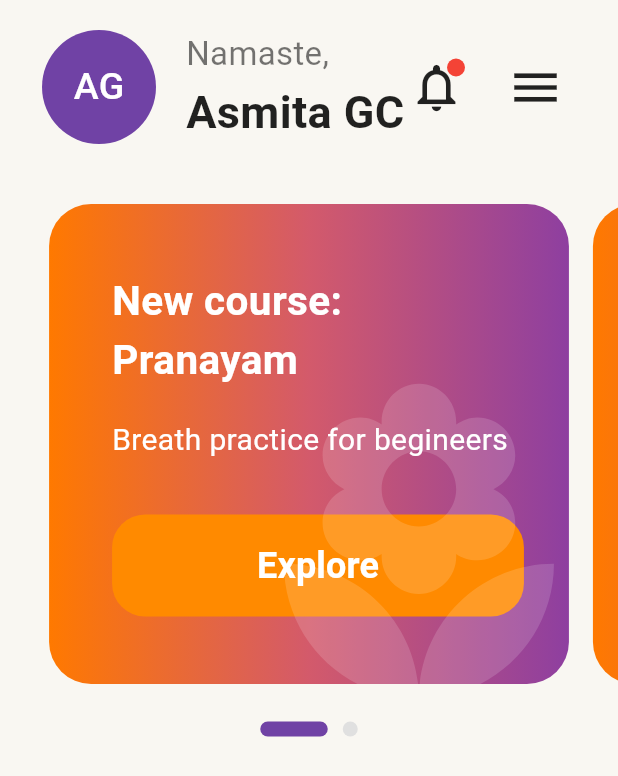
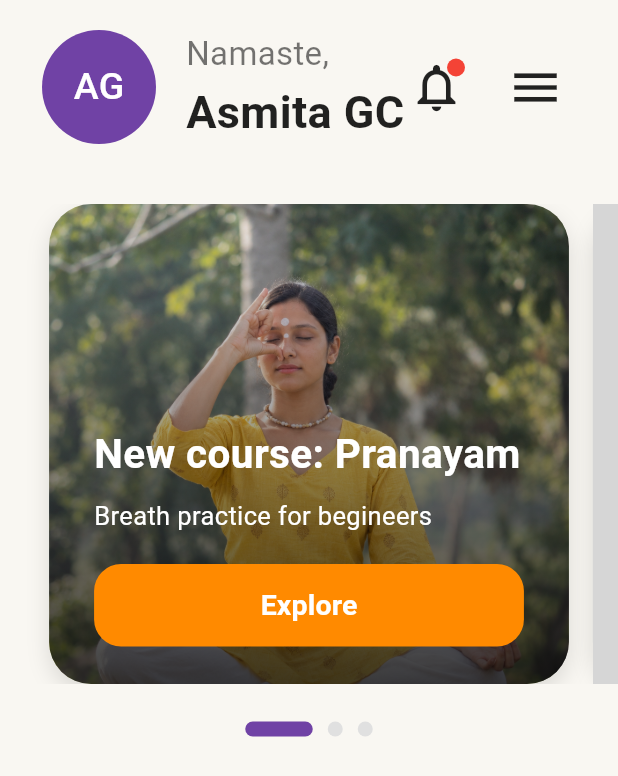
Before and after one commit to Asmitagc/Himalayan-Siddha-Mahayog, a Flutter app: the screen it shows after launch, after a tap on "Explore", on a phone screen of 412 x 824 dp. Shown: the top 776 px of the screen. Run offline on Flutter 3.47's test engine with Material 3 defaults, Android fonts, the phone set to English and light mode, and no system bars; drawn by our look-alikes of video_player; grey boxes are pictures that could not be loaded.

Commit message:
image, video in slider

```diff
--- a/lib/controllers/home_controller.dart
+++ b/lib/controllers/home_controller.dart
@@ -17,12 +17,22 @@ class HomeController extends ChangeNotifier {
       id: 'course_01',
       title: 'New course: Pranayam',
       subtitle: 'Breath practice for begineers',
+      mediaPath: 'assets/images/pranayam.png',
+    ),
+
+    CourseModel(
+      id: 'video_01',
+      title: 'Himalayan Siddha Mahayog',
+      subtitle: 'Watch our introduction',
+      mediaPath: 'assets/videos/pkras.mp4',
+      isVideo: true,
     ),
 
     CourseModel(
       id: 'course_02',
       title: 'Meditation',
       subtitle: 'Discover your inner silence',
+      mediaPath: 'assets/images/pranayam.png',
     ),
   ];
   List<CourseModel> get courses => List.unmodifiable(_courses);
--- a/lib/models/course_model.dart
+++ b/lib/models/course_model.dart
@@ -2,10 +2,14 @@ class CourseModel {
   final String id;
   final String title;
   final String subtitle;
+  final String? mediaPath;
+  final bool isVideo;
 
   CourseModel({
     required this.id,
     required this.title,
     required this.subtitle,
+    this.mediaPath,
+    this.isVideo = false,
   });
 }
--- a/lib/views/home_view.dart
+++ b/lib/views/home_view.dart
@@ -5,50 +5,36 @@ import '../widgets/course_card.dart';
 import '../widgets/page_indicator.dart';
 
 class HomeView extends StatefulWidget {
-
-  const HomeView({
-    super.key,
-  });
+  const HomeView({super.key});
 
   @override
-  State<HomeView> createState() =>
-      _HomeViewState();
+  State<HomeView> createState() => _HomeViewState();
 }
-
 
 class _HomeViewState extends State<HomeView> {
   late final HomeController controller;
   late final PageController pageController;
 
-
   @override
   void initState() {
-
     super.initState();
 
     controller = HomeController();
 
-    pageController = PageController(
-      viewportFraction: 0.88,
-    );
+    pageController = PageController(viewportFraction: 0.88);
 
     controller.addListener(_onControllerChanged);
   }
 
   void _onControllerChanged() {
-
     if (mounted) {
       setState(() {});
     }
   }
 
-
   @override
   void dispose() {
-
-    controller.removeListener(
-      _onControllerChanged,
-    );
+    controller.removeListener(_onControllerChanged);
 
     controller.dispose();
 
@@ -57,24 +43,15 @@ class _HomeViewState extends State<HomeView> {
     super.dispose();
   }
 
-
   @override
   Widget build(BuildContext context) {
-
     return Scaffold(
-
-      backgroundColor:
-          const Color(0xFFF9F7F2),
+      backgroundColor: const Color(0xFFF9F7F2),
 
       body: SafeArea(
-
         child: Column(
           children: [
-
-            HomeHeader(
-              user: controller.user,
-            ),
-
+            HomeHeader(user: controller.user),
 
             const SizedBox(height: 20),
 
@@ -82,52 +59,36 @@ class _HomeViewState extends State<HomeView> {
               height: 320,
 
               child: PageView.builder(
-
                 controller: pageController,
 
-                itemCount:
-                    controller.courses.length,
+                itemCount: controller.courses.length,
 
                 onPageChanged: (index) {
-
-                  controller.changePage(
-                    index,
-                  );
+                  controller.changePage(index);
                 },
 
-                itemBuilder: (
-                  context,
-                  index,
-                ) {
-
-                  final course =
-                      controller.courses[index];
+                itemBuilder: (context, index) {
+                  final course = controller.courses[index];
 
                   return CourseCard(
-
                     course: course,
 
+                    isActive: controller.currentPage == index,
+
                     onExplore: () {
-
-                      controller.exploreCourse(
-                        course,
-                      );
+                      controller.exploreCourse(course);
                     },
                   );
                 },
               ),
             ),
 
-
             const SizedBox(height: 25),
 
             PageIndicator(
+              itemCount: controller.courses.length,
 
-              itemCount:
-                  controller.courses.length,
-
-              currentIndex:
-                  controller.currentPage,
+              currentIndex: controller.currentPage,
             ),
           ],
         ),
--- a/lib/widgets/course_card.dart
+++ b/lib/widgets/course_card.dart
@@ -1,67 +1,69 @@
 import 'package:flutter/material.dart';
+import 'package:video_player/video_player.dart';
 
 import '../models/course_model.dart';
 
 class CourseCard extends StatelessWidget {
-
   final CourseModel course;
-
   final VoidCallback onExplore;
+  final bool isActive;
 
   const CourseCard({
     super.key,
     required this.course,
     required this.onExplore,
+    required this.isActive,
   });
 
   @override
   Widget build(BuildContext context) {
+    return Container(
+      margin: const EdgeInsets.symmetric(horizontal: 8),
+      decoration: BoxDecoration(
+        borderRadius: BorderRadius.circular(28),
+        boxShadow: [
+          BoxShadow(
+            color: Colors.black.withOpacity(0.12),
+            blurRadius: 12,
+            offset: const Offset(0, 6),
+          ),
+        ],
+      ),
+      child: ClipRRect(
+        borderRadius: BorderRadius.circular(28),
+        child: Stack(
+          fit: StackFit.expand,
+          children: [
+            _buildMedia(),
 
-    return Container(
-
-      margin: const EdgeInsets.symmetric(
-        horizontal: 8,
+            Container(
+              decoration: BoxDecoration(
+                gradient: LinearGradient(
+                  begin: Alignment.topCenter,
+                  end: Alignment.bottomCenter,
+                  colors: [
+                    Colors.black.withOpacity(0.05),
+                    Colors.black.withOpacity(0.75),
+                  ],
                 ),
-
-      decoration: BoxDecoration(
-
-        borderRadius: BorderRadius.circular(28),
-
-        gradient: const LinearGradient(
-
-          colors: [
-            Color(0xFFFF7900),
-            Color(0xFFD35A6B),
-            Color(0xFF8E3FA0),
-          ],
-
-          begin: Alignment.centerLeft,
-          end: Alignment.centerRight,
               ),
             ),
 
-      child: Stack(
-        children: [
-
-
             Padding(
               padding: const EdgeInsets.only(
-              left: 42,
-              top: 45,
+                left: 30,
                 right: 30,
+                top: 30,
+                bottom: 25,
               ),
-
               child: Column(
-              crossAxisAlignment:
-                  CrossAxisAlignment.start,
-
+                crossAxisAlignment: CrossAxisAlignment.start,
+                mainAxisAlignment: MainAxisAlignment.end,
                 children: [
                   Text(
                     course.title,
-
                     maxLines: 2,
                     overflow: TextOverflow.ellipsis,
-
                     style: const TextStyle(
                       color: Colors.white,
                       fontSize: 27,
@@ -69,52 +71,34 @@ class CourseCard extends StatelessWidget {
                     ),
                   ),
 
-                const SizedBox(height: 20),
+                  const SizedBox(height: 10),
 
                   Text(
                     course.subtitle,
-
                     maxLines: 2,
                     overflow: TextOverflow.ellipsis,
+                    style: const TextStyle(color: Colors.white, fontSize: 17),
+                  ),
 
-                  style: const TextStyle(
-                    color: Colors.white,
-                    fontSize: 20,
+                  const SizedBox(height: 20),
+
+                  SizedBox(
+                    width: double.infinity,
+                    height: 55,
+                    child: ElevatedButton(
+                      onPressed: onExplore,
+                      style: ElevatedButton.styleFrom(
+                        backgroundColor: const Color(0xFFFF8A00),
+                        foregroundColor: Colors.white,
+                        elevation: 0,
+                        shape: RoundedRectangleBorder(
+                          borderRadius: BorderRadius.circular(18),
                         ),
                       ),
-
-                const SizedBox(height: 35),
-
-
-                SizedBox(
-                  width: 300,
-                  height: 68,
-
-                  child: ElevatedButton(
-
-                    onPressed: onExplore,
-
-                    style: ElevatedButton.styleFrom(
-
-                      backgroundColor:
-                          const Color(0xFFFF8A00),
-
-                      foregroundColor:
-                          Colors.white,
-
-                      elevation: 0,
-
-                      shape: RoundedRectangleBorder(
-                        borderRadius:
-                            BorderRadius.circular(22),
-                      ),
-                    ),
-
                       child: const Text(
                         'Explore',
-
                         style: TextStyle(
-                        fontSize: 24,
+                          fontSize: 19,
                           fontWeight: FontWeight.bold,
                         ),
                       ),
@@ -123,20 +107,163 @@ class CourseCard extends StatelessWidget {
                 ],
               ),
             ),
-
-          Positioned(
-            right: -20,
-            bottom: -30,
-
-            child: Icon(
-              Icons.local_florist,
-
-              size: 240,
-
-              color: Colors.white.withOpacity(0.15),
+          ],
         ),
       ),
-        ],
+    );
+  }
+
+  Widget _buildMedia() {
+    // No media
+    if (course.mediaPath == null) {
+      return Container(
+        decoration: const BoxDecoration(
+          gradient: LinearGradient(
+            colors: [Color(0xFFFF7900), Color(0xFFD35A6B), Color(0xFF8E3FA0)],
+          ),
+        ),
+      );
+    }
+
+    // Video
+    if (course.isVideo) {
+      return _VideoBackground(videoPath: course.mediaPath!, isActive: isActive);
+    }
+
+    // Image
+    return Image.asset(
+      course.mediaPath!,
+      fit: BoxFit.cover,
+      width: double.infinity,
+      height: double.infinity,
+      errorBuilder: (context, error, stackTrace) {
+        debugPrint('Failed to load image: ${course.mediaPath}');
+
+        return Container(
+          color: Colors.grey.shade300,
+          child: const Center(
+            child: Icon(
+              Icons.image_not_supported,
+              size: 50,
+              color: Colors.grey,
+            ),
+          ),
+        );
+      },
+    );
+  }
+}
+
+class _VideoBackground extends StatefulWidget {
+  final String videoPath;
+  final bool isActive;
+
+  const _VideoBackground({required this.videoPath, required this.isActive});
+
+  @override
+  State<_VideoBackground> createState() => _VideoBackgroundState();
+}
+
+class _VideoBackgroundState extends State<_VideoBackground> {
+  late VideoPlayerController _controller;
+
+  bool _isInitialized = false;
+
+  @override
+  void initState() {
+    super.initState();
+
+    _controller = VideoPlayerController.asset(widget.videoPath);
+
+    _initializeVideo();
+  }
+
+  Future<void> _initializeVideo() async {
+    try {
+      await _controller.initialize();
+
+      await _controller.setLooping(true);
+
+      // Video plays without sound.
+      await _controller.setVolume(0);
+
+      if (!mounted) {
+        return;
+      }
+
+      setState(() {
+        _isInitialized = true;
+      });
+
+      // Only start playing if this card
+      // is currently the active/front card.
+      if (widget.isActive) {
+        await _controller.play();
+      }
+    } catch (error) {
+      debugPrint('Video initialization error: $error');
+    }
+  }
+
+  @override
+  void didUpdateWidget(covariant _VideoBackground oldWidget) {
+    super.didUpdateWidget(oldWidget);
+
+    // The active slide changed.
+    if (oldWidget.isActive != widget.isActive) {
+      if (widget.isActive) {
+        _playVideo();
+      } else {
+        _pauseVideo();
+      }
+    }
+  }
+
+  Future<void> _playVideo() async {
+    if (!_isInitialized) {
+      return;
+    }
+
+    if (!_controller.value.isPlaying) {
+      await _controller.play();
+    }
+  }
+
+  Future<void> _pauseVideo() async {
+    if (!_isInitialized) {
+      return;
+    }
+
+    if (_controller.value.isPlaying) {
+      await _controller.pause();
+    }
+  }
+
+  @override
+  void dispose() {
+    _controller.dispose();
+
+    super.dispose();
+  }
+
+  @override
+  Widget build(BuildContext context) {
+    // Video is still loading.
+    if (!_isInitialized) {
+      return Container(
+        color: Colors.black,
+        child: const Center(
+          child: CircularProgressIndicator(color: Colors.white),
+        ),
+      );
+    }
+
+    return FittedBox(
+      fit: BoxFit.cover,
+      child: SizedBox(
+        width: _controller.value.size.width,
+        height: _controller.value.size.height,
+        child: VideoPlayer(_controller),
       ),
     );
   }
```
Also changed, not shown: pubspec.yaml (+6 -3 lines), assets/images/pranayam.png (added), pubspec.lock, 2 other files. Lines whose indentation alone changed are shown as unchanged.
